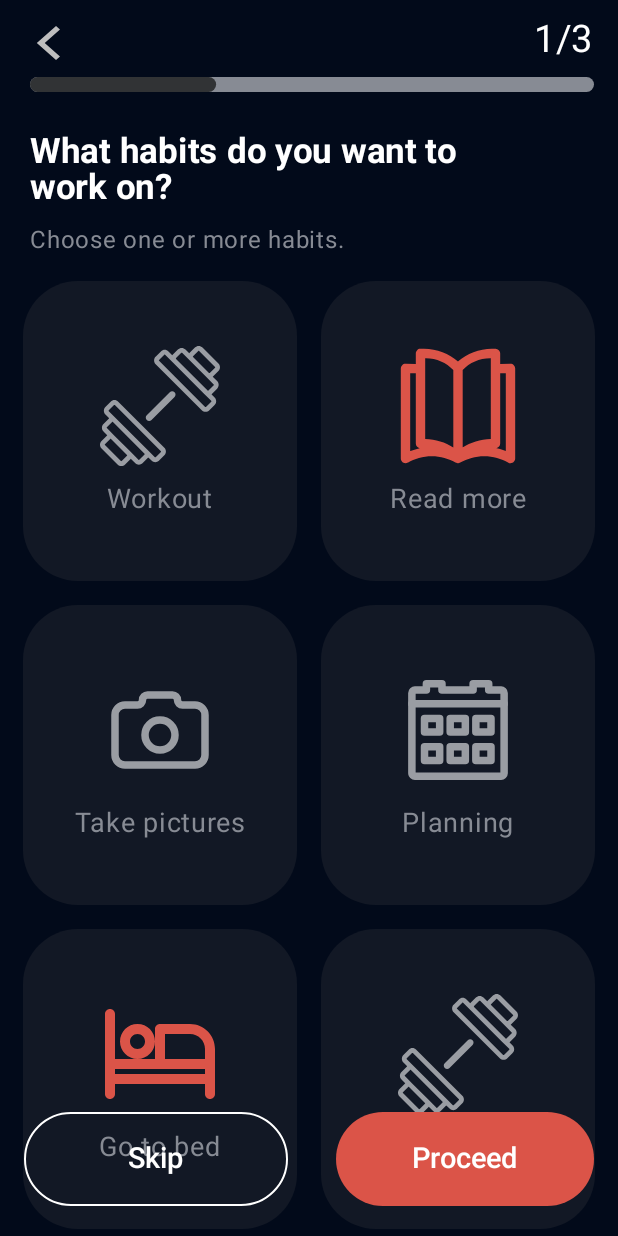
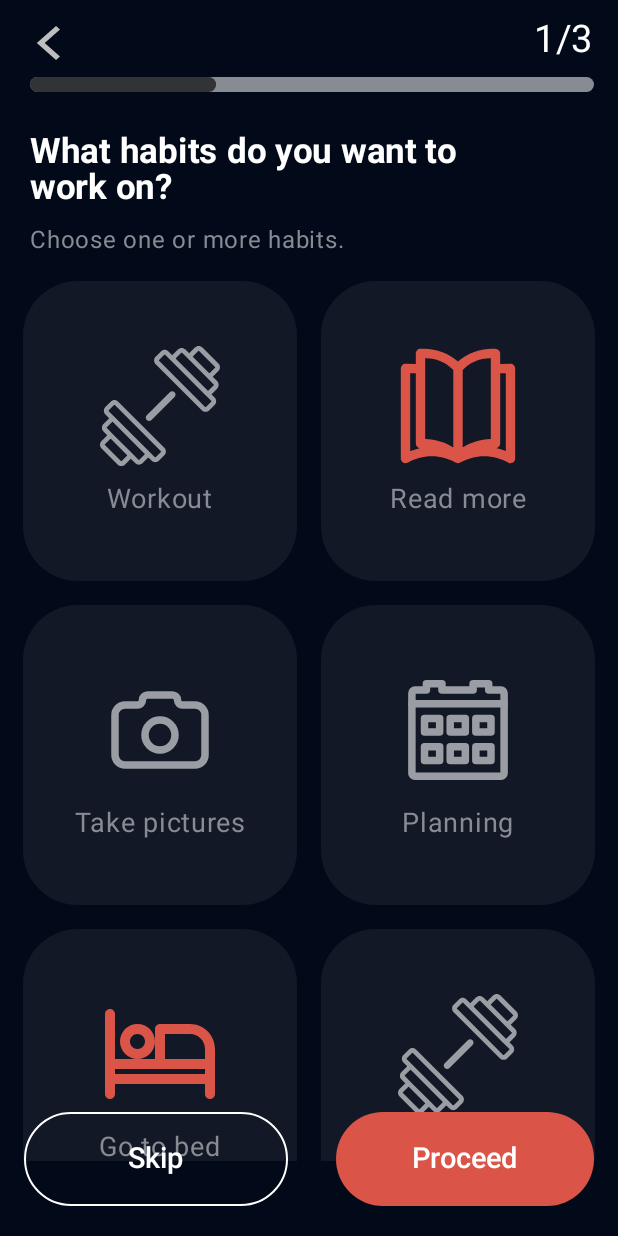
Before and after one commit to nikakhatiashvili/HabitTracker, an Android app built with Jetpack Compose: the screen it shows after launch (MainActivity), on a phone screen of 412 x 824 dp. Run offline under Robolectric (Android 15) with nearby library versions, the phone set to English and light mode, and no system bars.

Commit message:
fixed lazy column

```diff
--- a/app/src/main/java/com/example/habittracker/presentation/welcome/ChooseHabitsScreen.kt
+++ b/app/src/main/java/com/example/habittracker/presentation/welcome/ChooseHabitsScreen.kt
@@ -84,6 +84,9 @@ fun ChooseHabitsScreen(
             trackColor = colorResource(id = R.color.gray),
             progress = 0.33f
         )
+        Column(
+//            modifier =Modifier.verticalScroll(rememberScrollState())
+        ) {
 
             Text(
                 text = "What habits do you want to work on?",
@@ -102,7 +105,8 @@ fun ChooseHabitsScreen(
                     .padding(start = 20.dp, top = 10.dp)
             )
             Box(
-            contentAlignment = Alignment.BottomEnd,
+                contentAlignment = Alignment.BottomCenter,
+
                 ){
                 Habits(
                     listOf(
@@ -157,7 +161,7 @@ fun ChooseHabitsScreen(
 
                     }
                 }
-
+            }
         }
     }
 }
@@ -169,7 +173,9 @@ fun Habits(
     LazyVerticalGrid(
         columns = GridCells.Fixed(2),
         modifier = Modifier
-            .fillMaxWidth().height(LocalConfiguration.current.screenHeightDp.dp),
+            .fillMaxWidth()
+            .padding(bottom = 50.dp),
+
         contentPadding = PaddingValues(15.dp),
         horizontalArrangement = Arrangement.spacedBy(16.dp),
         verticalArrangement = Arrangement.spacedBy(16.dp),
```
Lines whose indentation alone changed are shown as unchanged.
